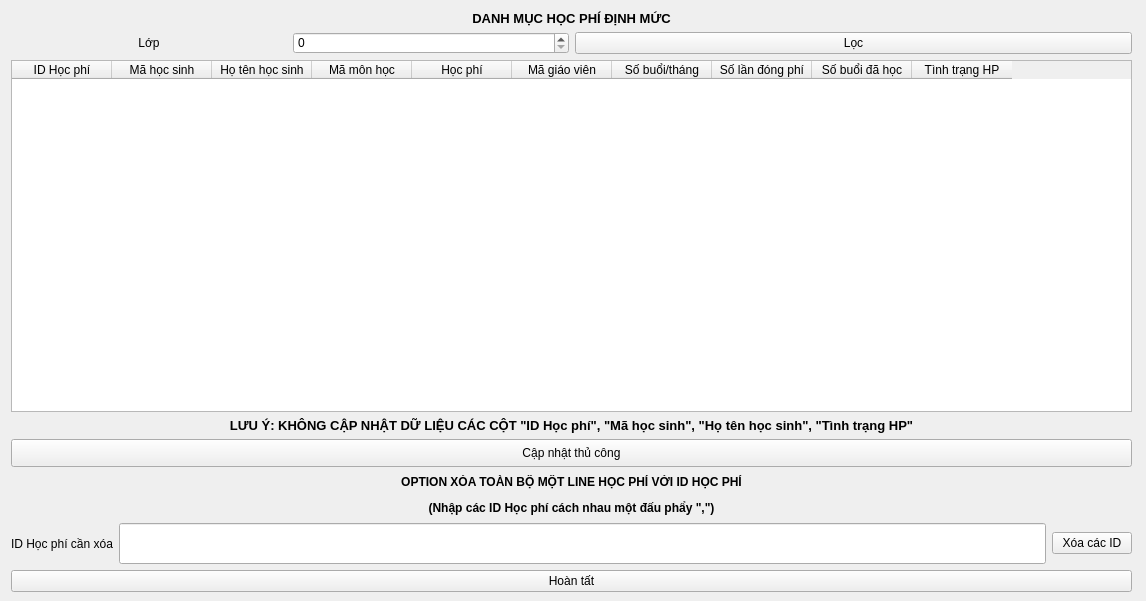
This is TranslateUiPyPackage/ui_ip/M31_xoahocphidmcu.ui in longpham6595/kvmanagement as Qt 5 draws it before an edit. The edited form follows.
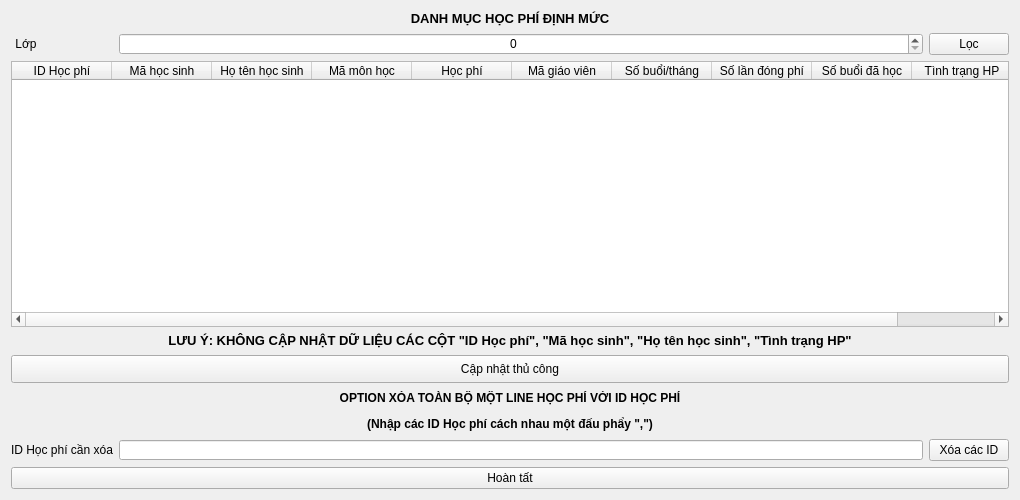
This is the edited form.

The edit to the form file:
```diff
--- a/TranslateUiPyPackage/ui_ip/M31_xoahocphidmcu.ui
+++ b/TranslateUiPyPackage/ui_ip/M31_xoahocphidmcu.ui
@@ -6,35 +6,21 @@
    <rect>
     <x>0</x>
     <y>0</y>
-    <width>1146</width>
-    <height>601</height>
+    <width>1020</width>
+    <height>500</height>
    </rect>
   </property>
+  <property name="minimumSize">
+   <size>
+    <width>1020</width>
+    <height>500</height>
+   </size>
+  </property>
   <property name="windowTitle">
    <string>Xóa/sửa học phí định mức cũ và kiểm tra toàn bộ tình trạng học phí</string>
   </property>
-  <widget class="QWidget" name="layoutWidget">
-   <property name="geometry">
-    <rect>
-     <x>11</x>
-     <y>11</y>
-     <width>1121</width>
-     <height>581</height>
-    </rect>
-   </property>
-   <layout class="QVBoxLayout" name="verticalLayout_3">
-    <item>
-     <widget class="QLabel" name="label">
-      <property name="text">
-       <string>&lt;html&gt;&lt;head/&gt;&lt;body&gt;&lt;p align=&quot;center&quot;&gt;&lt;span style=&quot; font-size:10pt; font-weight:600;&quot;&gt;DANH MỤC HỌC PHÍ ĐỊNH MỨC&lt;/span&gt;&lt;/p&gt;&lt;/body&gt;&lt;/html&gt;</string>
-      </property>
-     </widget>
-    </item>
-    <item>
-     <layout class="QHBoxLayout" name="horizontalLayout_6">
-      <item>
-       <layout class="QHBoxLayout" name="horizontalLayout_5">
-        <item>
+  <layout class="QGridLayout" name="gridLayout">
+   <item row="1" column="0">
          <widget class="QLabel" name="label_2">
           <property name="enabled">
            <bool>true</bool>
@@ -56,40 +42,56 @@
           </property>
          </widget>
         </item>
-        <item>
-         <widget class="QSpinBox" name="lop">
-          <property name="enabled">
-           <bool>true</bool>
-          </property>
+   <item row="3" column="0" colspan="5">
+    <widget class="QLabel" name="label_3">
           <property name="minimumSize">
            <size>
             <width>0</width>
-            <height>22</height>
+       <height>16</height>
            </size>
           </property>
           <property name="maximumSize">
            <size>
             <width>16777215</width>
-            <height>22</height>
-           </size>
-          </property>
-          <property name="maximum">
-           <number>12</number>
+       <height>16</height>
+      </size>
+     </property>
+     <property name="text">
+      <string>&lt;html&gt;&lt;head/&gt;&lt;body&gt;&lt;p align=&quot;center&quot;&gt;&lt;span style=&quot; font-size:10pt; font-weight:600;&quot;&gt;LƯU Ý: KHÔNG CẬP NHẬT DỮ LIỆU CÁC CỘT &amp;quot;ID Học phí&amp;quot;, &amp;quot;Mã học sinh&amp;quot;, &amp;quot;Họ tên học sinh&amp;quot;, &amp;quot;Tình trạng HP&amp;quot;&lt;/span&gt;&lt;/p&gt;&lt;/body&gt;&lt;/html&gt;</string>
           </property>
          </widget>
         </item>
-       </layout>
-      </item>
-      <item>
-       <widget class="QPushButton" name="loc">
+   <item row="6" column="0" colspan="3">
+    <widget class="QLabel" name="label_5">
         <property name="text">
-         <string>Lọc</string>
+      <string>ID Học phí cần xóa</string>
         </property>
        </widget>
       </item>
-     </layout>
-    </item>
-    <item>
+   <item row="6" column="3">
+    <widget class="QLineEdit" name="lineEdit">
+     <property name="minimumSize">
+      <size>
+       <width>0</width>
+       <height>20</height>
+      </size>
+     </property>
+     <property name="maximumSize">
+      <size>
+       <width>16777215</width>
+       <height>20</height>
+      </size>
+     </property>
+    </widget>
+   </item>
+   <item row="6" column="4">
+    <widget class="QPushButton" name="delidhp">
+     <property name="text">
+      <string>Xóa các ID</string>
+     </property>
+    </widget>
+   </item>
+   <item row="2" column="0" colspan="5">
      <widget class="QTableWidget" name="defhp_view">
       <attribute name="verticalHeaderVisible">
        <bool>false</bool>
@@ -149,21 +151,58 @@
       </column>
      </widget>
     </item>
-    <item>
-     <widget class="QLabel" name="label_3">
+   <item row="0" column="0" colspan="5">
+    <widget class="QLabel" name="label">
+     <property name="minimumSize">
+      <size>
+       <width>0</width>
+       <height>16</height>
+      </size>
+     </property>
+     <property name="maximumSize">
+      <size>
+       <width>16777215</width>
+       <height>16</height>
+      </size>
+     </property>
       <property name="text">
-       <string>&lt;html&gt;&lt;head/&gt;&lt;body&gt;&lt;p align=&quot;center&quot;&gt;&lt;span style=&quot; font-size:10pt; font-weight:600;&quot;&gt;LƯU Ý: KHÔNG CẬP NHẬT DỮ LIỆU CÁC CỘT &amp;quot;ID Học phí&amp;quot;, &amp;quot;Mã học sinh&amp;quot;, &amp;quot;Họ tên học sinh&amp;quot;, &amp;quot;Tình trạng HP&amp;quot;&lt;/span&gt;&lt;/p&gt;&lt;/body&gt;&lt;/html&gt;</string>
+      <string>&lt;html&gt;&lt;head/&gt;&lt;body&gt;&lt;p align=&quot;center&quot;&gt;&lt;span style=&quot; font-size:10pt; font-weight:600;&quot;&gt;DANH MỤC HỌC PHÍ ĐỊNH MỨC&lt;/span&gt;&lt;/p&gt;&lt;/body&gt;&lt;/html&gt;</string>
       </property>
      </widget>
     </item>
-    <item>
-     <layout class="QHBoxLayout" name="horizontalLayout_4">
-      <item>
-       <layout class="QVBoxLayout" name="verticalLayout_2">
-        <item>
-         <layout class="QHBoxLayout" name="horizontalLayout_3"/>
-        </item>
-        <item>
+   <item row="1" column="4">
+    <widget class="QPushButton" name="loc">
+     <property name="text">
+      <string>Lọc</string>
+     </property>
+    </widget>
+   </item>
+   <item row="1" column="3">
+    <widget class="QSpinBox" name="lop">
+     <property name="enabled">
+      <bool>true</bool>
+     </property>
+     <property name="minimumSize">
+      <size>
+       <width>0</width>
+       <height>22</height>
+      </size>
+     </property>
+     <property name="maximumSize">
+      <size>
+       <width>16777215</width>
+       <height>22</height>
+      </size>
+     </property>
+     <property name="alignment">
+      <set>Qt::AlignCenter</set>
+     </property>
+     <property name="maximum">
+      <number>12</number>
+     </property>
+    </widget>
+   </item>
+   <item row="4" column="0" colspan="5">
          <widget class="QPushButton" name="capnhat">
           <property name="enabled">
            <bool>true</bool>
@@ -185,80 +224,33 @@
           </property>
          </widget>
         </item>
-        <item>
-         <layout class="QVBoxLayout" name="verticalLayout">
-          <item>
-           <widget class="QLabel" name="label_4">
-            <property name="minimumSize">
-             <size>
-              <width>0</width>
-              <height>44</height>
-             </size>
-            </property>
-            <property name="maximumSize">
-             <size>
-              <width>16777215</width>
-              <height>44</height>
-             </size>
-            </property>
-            <property name="text">
-             <string>&lt;html&gt;&lt;head/&gt;&lt;body&gt;&lt;p align=&quot;center&quot;&gt;&lt;span style=&quot; font-weight:600;&quot;&gt;OPTION XÓA TOÀN BỘ MỘT LINE HỌC PHÍ VỚI ID HỌC PHÍ&lt;/span&gt;&lt;/p&gt;&lt;p align=&quot;center&quot;&gt;&lt;span style=&quot; font-weight:600;&quot;&gt;(Nhập các ID Học phí cách nhau một đấu phẩy &amp;quot;,&amp;quot;)&lt;/span&gt;&lt;/p&gt;&lt;/body&gt;&lt;/html&gt;</string>
-            </property>
-           </widget>
-          </item>
-          <item>
-           <layout class="QHBoxLayout" name="horizontalLayout_2">
-            <item>
-             <layout class="QHBoxLayout" name="horizontalLayout">
-              <item>
-               <widget class="QLabel" name="label_5">
-                <property name="text">
-                 <string>ID Học phí cần xóa</string>
-                </property>
-               </widget>
-              </item>
-              <item>
-               <widget class="QLineEdit" name="lineEdit">
-                <property name="minimumSize">
-                 <size>
-                  <width>0</width>
-                  <height>41</height>
-                 </size>
-                </property>
-                <property name="maximumSize">
-                 <size>
-                  <width>16777215</width>
-                  <height>41</height>
-                 </size>
-                </property>
-               </widget>
-              </item>
-             </layout>
-            </item>
-            <item>
-             <widget class="QPushButton" name="delidhp">
-              <property name="text">
-               <string>Xóa các ID</string>
-              </property>
-             </widget>
-            </item>
-           </layout>
-          </item>
-         </layout>
-        </item>
-       </layout>
-      </item>
-     </layout>
-    </item>
-    <item>
+   <item row="7" column="0" colspan="5">
      <widget class="QPushButton" name="hoantat">
       <property name="text">
        <string>Hoàn tất</string>
       </property>
      </widget>
     </item>
-   </layout>
-  </widget>
+   <item row="5" column="0" colspan="5">
+    <widget class="QLabel" name="label_4">
+     <property name="minimumSize">
+      <size>
+       <width>0</width>
+       <height>44</height>
+      </size>
+     </property>
+     <property name="maximumSize">
+      <size>
+       <width>16777215</width>
+       <height>44</height>
+      </size>
+     </property>
+     <property name="text">
+      <string>&lt;html&gt;&lt;head/&gt;&lt;body&gt;&lt;p align=&quot;center&quot;&gt;&lt;span style=&quot; font-weight:600;&quot;&gt;OPTION XÓA TOÀN BỘ MỘT LINE HỌC PHÍ VỚI ID HỌC PHÍ&lt;/span&gt;&lt;/p&gt;&lt;p align=&quot;center&quot;&gt;&lt;span style=&quot; font-weight:600;&quot;&gt;(Nhập các ID Học phí cách nhau một đấu phẩy &amp;quot;,&amp;quot;)&lt;/span&gt;&lt;/p&gt;&lt;/body&gt;&lt;/html&gt;</string>
+     </property>
+    </widget>
+   </item>
+  </layout>
  </widget>
  <resources/>
  <connections/>
```
Lines whose indentation alone changed are shown as unchanged.
